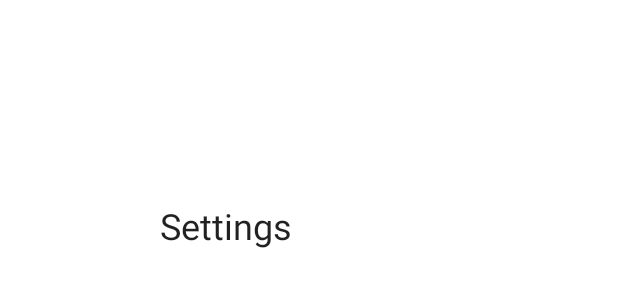
After one commit to AlexKubrick/DiabetesApp, an Android app: the layout activity_statistics.xml on its own in the app's theme, with its tools: preview values and no code run, on a phone screen of 412 x 824 dp. The commit adds this screen. Shown: the top 300 px of the screen. Run offline under Robolectric (Android 15) with nearby library versions, the phone set to English and light mode, and no system bars.

Commit message:
new activities

```diff
--- /dev/null
+++ b/app/src/main/res/drawable/ic_arrow_down.xml
@@ -0,0 +1,5 @@
+<vector android:height="24dp" android:tint="#000000"
+    android:viewportHeight="24" android:viewportWidth="24"
+    android:width="24dp" xmlns:android="http://schemas.android.com/apk/res/android">
+    <path android:fillColor="@android:color/white" android:pathData="M7,10l5,5 5,-5z"/>
+</vector>
--- /dev/null
+++ b/app/src/main/res/layout/activity_statistics.xml
@@ -0,0 +1,22 @@
+<?xml version="1.0" encoding="utf-8"?>
+<androidx.constraintlayout.widget.ConstraintLayout xmlns:android="http://schemas.android.com/apk/res/android"
+    xmlns:app="http://schemas.android.com/apk/res-auto"
+    xmlns:tools="http://schemas.android.com/tools"
+    android:layout_width="match_parent"
+    android:layout_height="match_parent">
+
+    <TextView
+        android:id="@+id/textView"
+        style="@style/TextAppearance.MaterialComponents.Headline5"
+        android:layout_width="wrap_content"
+        android:layout_height="wrap_content"
+        android:layout_marginStart="121dp"
+        android:layout_marginTop="94dp"
+        android:layout_marginEnd="232dp"
+        android:layout_marginBottom="618dp"
+        android:text="@string/settings"
+        app:layout_constraintBottom_toBottomOf="parent"
+        app:layout_constraintEnd_toEndOf="parent"
+        app:layout_constraintStart_toStartOf="parent"
+        app:layout_constraintTop_toTopOf="parent" />
+</androidx.constraintlayout.widget.ConstraintLayout>
```
Also changed, not shown: app/src/main/AndroidManifest.xml (+10 -0 lines), app/src/main/java/ru/alexkubrick/android/diabetesapp/presentation/drawer/StatisticsActivity.kt (added, +15 -0 lines), app/src/main/java/ru/alexkubrick/android/diabetesapp/presentation/main/MainActivity.kt (+10 -1 lines), app/src/main/res/drawable/ic_statistics.xml (added, +7 -0 lines).
